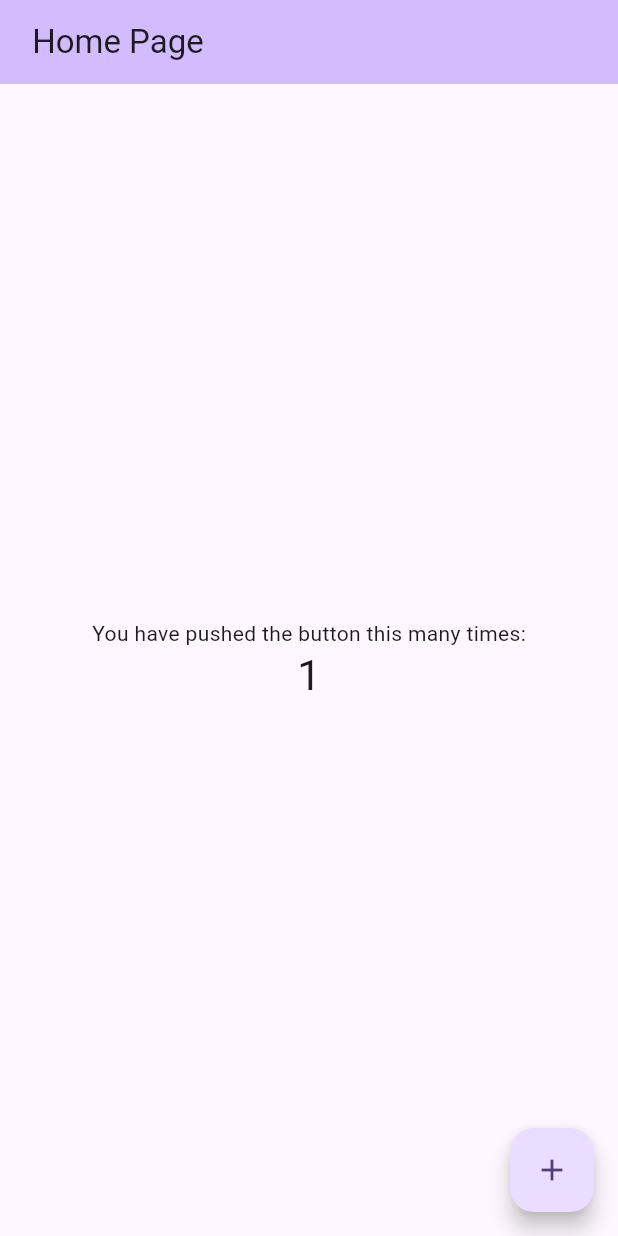
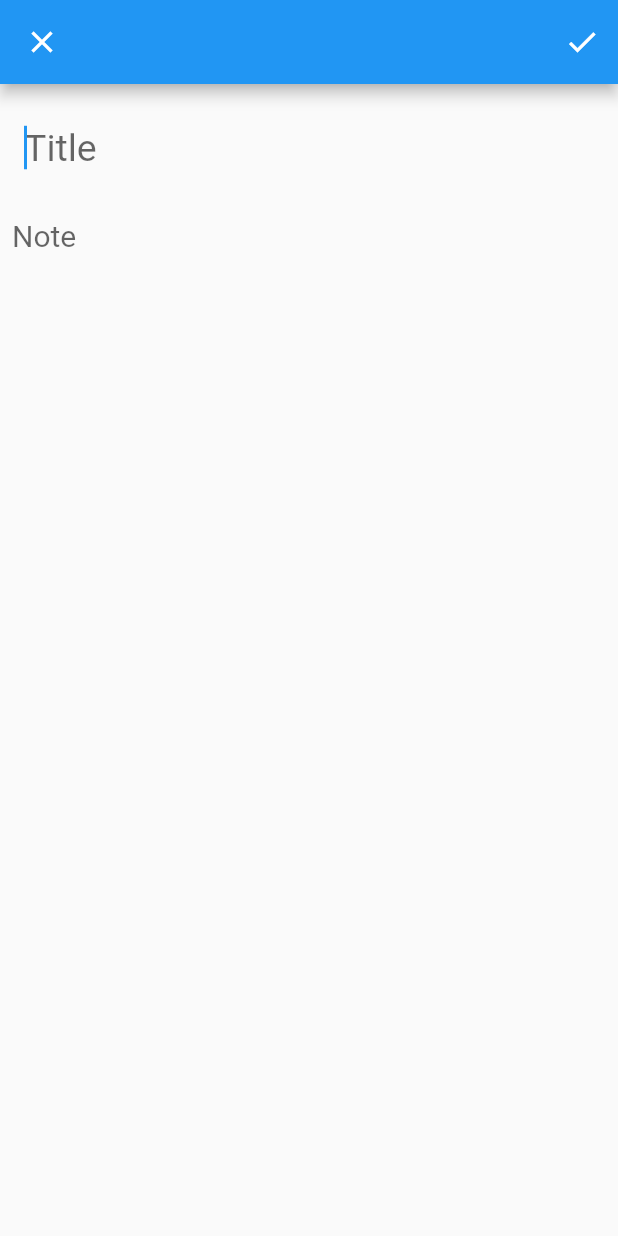
Before and after one commit to Uday-kiran9147/notes-nodejs, a Flutter app: the screen it shows after launch, after a tap on the "add" icon, on a phone screen of 412 x 824 dp. Run offline on Flutter 3.47's test engine with Material 2 defaults, Android fonts, the phone set to English and light mode, and no system bars.

Commit message:
complete frontend

```diff
--- /dev/null
+++ b/lib/Pages/add_newpage.dart
@@ -0,0 +1,79 @@
+import 'package:flutter/material.dart';
+import 'package:notes/models/note.dart';
+import 'package:notes/provider/notes_provider.dart';
+import 'package:provider/provider.dart';
+import 'package:uuid/uuid.dart';
+
+class AddNewNotePage extends StatefulWidget {
+  AddNewNotePage({super.key});
+
+  @override
+  State<AddNewNotePage> createState() => _AddNewNotePageState();
+}
+
+class _AddNewNotePageState extends State<AddNewNotePage> {
+  FocusNode noteFocus = FocusNode();
+
+  TextEditingController titleController = TextEditingController();
+
+  TextEditingController contentController = TextEditingController();
+
+  void addnewNote() {
+    Note newNote = Note(
+        id: Uuid().v1(),
+        userid: "udaykiran",
+        title: titleController.text,
+        content: contentController.text,
+        datetime: DateTime.now());
+
+    Provider.of<NoteProvider>(context, listen: false).addNote(newNote);
+    Navigator.pop(context);
+  }
+
+  @override
+  Widget build(BuildContext context) {
+    return Scaffold(
+      appBar: AppBar(
+        actions: [
+          IconButton(
+            icon: Icon(Icons.check),
+            onPressed: () => addnewNote(),
+          )
+        ],
+      ),
+      body: SafeArea(
+          child: Padding(
+        padding: EdgeInsets.all(8.0),
+        child: Column(
+          children: [
+            Padding(
+              padding: EdgeInsets.all(8.0),
+              child: TextField(
+                controller: titleController,
+                onSubmitted: (value) {
+                  if (value != '') {
+                    noteFocus.requestFocus();
+                  }
+                },
+                style: TextStyle(fontSize: 25),
+                autofocus: true, // keeps curser at title field by default
+                decoration: InputDecoration(
+                    border: InputBorder.none, hintText: "Title"),
+              ),
+            ),
+            Expanded(
+              child: TextField(
+                controller: contentController,
+                focusNode: noteFocus,
+                maxLines: null,
+                style: const TextStyle(fontSize: 20),
+                decoration: const InputDecoration(
+                    border: InputBorder.none, hintText: "Note"),
+              ),
+            )
+          ],
+        ),
+      )),
+    );
+  }
+}
--- /dev/null
+++ b/lib/Pages/home.dart
@@ -0,0 +1,72 @@
+import 'package:flutter/cupertino.dart';
+import 'package:flutter/material.dart';
+import 'package:notes/Pages/add_newpage.dart';
+import 'package:notes/provider/notes_provider.dart';
+import 'package:provider/provider.dart';
+
+import '../models/note.dart';
+
+class HomePage extends StatefulWidget {
+  const HomePage({super.key});
+
+  @override
+  State<HomePage> createState() => _HomePageState();
+}
+
+class _HomePageState extends State<HomePage> {
+  @override
+  Widget build(BuildContext context) {
+    return Consumer<NoteProvider>(
+      builder: (context, value, child) => Scaffold(
+        appBar: AppBar(
+          title: const Text("Notes /"),
+          centerTitle: true,
+        ),
+        body: GridView.builder(
+            gridDelegate:
+                SliverGridDelegateWithFixedCrossAxisCount(crossAxisCount: 2),
+            itemCount: value.notes.length,
+            itemBuilder: (context, index) {
+              Note CurrentNote = value.notes[index];
+              return Container(
+                padding: EdgeInsets.all(10),
+                margin: const EdgeInsets.all(5),
+                decoration: BoxDecoration(
+                    borderRadius: BorderRadius.circular(15),
+                    border: Border.all(color: Colors.grey, width: 2)),
+                child: Column(
+                  crossAxisAlignment: CrossAxisAlignment.start,
+                  children: [
+                    Text(
+                      value.notes[index].title!,
+                      maxLines: 1,
+                      overflow: TextOverflow.ellipsis,
+                      style:
+                          TextStyle(fontWeight: FontWeight.bold, fontSize: 20),
+                    ),
+                    SizedBox(
+                      height: 7,
+                    ),
+                    Text(value.notes[index].content!,
+                        overflow: TextOverflow.ellipsis,
+                        maxLines: 5,
+                        style: TextStyle(
+                            color: Colors.grey.shade700, fontSize: 18)),
+                  ],
+                ),
+              );
+            }),
+        floatingActionButton: FloatingActionButton(
+          onPressed: () => {
+            Navigator.push(
+                context,
+                CupertinoPageRoute(
+                    fullscreenDialog: true,
+                    builder: (context) => AddNewNotePage()))
+          },
+          child: const Icon(Icons.add),
+        ),
+      ),
+    );
+  }
+}
--- a/lib/main.dart
+++ b/lib/main.dart
@@ -1,89 +1,26 @@
 import 'package:flutter/material.dart';
+import 'package:provider/provider.dart';
+
+import 'Pages/home.dart';
+import 'provider/notes_provider.dart';
 
 void main() {
-  runApp(const MyApp());
+  runApp(MyApp());
 }
 
-class MyApp extends StatelessWidget {
+class MyApp extends StatefulWidget {
   const MyApp({super.key});
 
   @override
+  State<MyApp> createState() => _MyAppState();
+}
+
+class _MyAppState extends State<MyApp> {
+  @override
   Widget build(BuildContext context) {
-    return MaterialApp(
-      title: '',
-      theme: ThemeData(
-        colorScheme: ColorScheme.fromSeed(seedColor: Colors.deepPurple),
-        useMaterial3: true,
-      ),
-      home: const MyHomePage(title: ' Home Page'),
+    return MultiProvider(
+      providers: [ChangeNotifierProvider(create: (context) => NoteProvider())],
+      child: const MaterialApp(home: HomePage()),
     );
   }
 }
-
-class MyHomePage extends StatefulWidget {
-  const MyHomePage({super.key, required this.title});
-
-  final String title;
-
-  @override
-  State<MyHomePage> createState() => _MyHomePageState();
-}
-
-class _MyHomePageState extends State<MyHomePage> {
-  int _counter = 0;
-
-  void _incrementCounter() {
-    setState(() {
-      _counter++;
-    });
-  }
-
-  @override
-  Widget build(BuildContext context) {
-    return Scaffold(
-      appBar: AppBar(
-        // TRY THIS: Try changing the color here to a specific color (to
-        // Colors.amber, perhaps?) and trigger a hot reload to see the AppBar
-        // change color while the other colors stay the same.
-        backgroundColor: Theme.of(context).colorScheme.inversePrimary,
-        // Here we take the value from the MyHomePage object that was created by
-        // the App.build method, and use it to set our appbar title.
-        title: Text(widget.title),
-      ),
-      body: Center(
-        // Center is a layout widget. It takes a single child and positions it
-        // in the middle of the parent.
-        child: Column(
-          // Column is also a layout widget. It takes a list of children and
-          // arranges them vertically. By default, it sizes itself to fit its
-          // children horizontally, and tries to be as tall as its parent.
-          //
-          // Column has various properties to control how it sizes itself and
-          // how it positions its children. Here we use mainAxisAlignment to
-          // center the children vertically; the main axis here is the vertical
-          // axis because Columns are vertical (the cross axis would be
-          // horizontal).
-          //
-          // TRY THIS: Invoke "debug painting" (choose the "Toggle Debug Paint"
-          // action in the IDE, or press "p" in the console), to see the
-          // wireframe for each widget.
-          mainAxisAlignment: MainAxisAlignment.center,
-          children: <Widget>[
-            const Text(
-              'You have pushed the button this many times:',
-            ),
-            Text(
-              '$_counter',
-              style: Theme.of(context).textTheme.headlineMedium,
-            ),
-          ],
-        ),
-      ),
-      floatingActionButton: FloatingActionButton(
-        onPressed: _incrementCounter,
-        tooltip: 'Increment',
-        child: const Icon(Icons.add),
-      ), // This trailing comma makes auto-formatting nicer for build methods.
-    );
-  }
-}
--- /dev/null
+++ b/lib/models/note.dart
@@ -0,0 +1,36 @@
+// ignore_for_file: public_member_api_docs, sort_constructors_first
+class Note {
+  String? id;
+  String? userid;
+  String? title;
+  String? content;
+  DateTime? datetime;
+
+  Note({
+    this.id,
+    this.userid,
+    this.title,
+    this.content,
+    this.datetime,
+  });
+
+  factory Note.fromMap(Map<String, dynamic> map) {
+    return Note(
+        id: map["id"],
+        userid: map['userid'],
+        title: map['title'],
+        content: map['content'],
+        datetime: DateTime.tryParse(map['dateadded']));
+  }
+
+  //returns a map
+  Map<String, dynamic> toMap() {
+    return {
+      'id': id,
+      'userid': userid,
+      'title': title,
+      'content': content,
+      'datetime': datetime!.toIso8601String()
+    };
+  }
+}
--- /dev/null
+++ b/lib/provider/notes_provider.dart
@@ -0,0 +1,15 @@
+import 'package:flutter/cupertino.dart';
+
+import '../models/note.dart';
+
+class NoteProvider with ChangeNotifier {
+  List<Note> notes = [];
+
+  void addNote(Note note) {
+    notes.add(note);
+    notifyListeners();
+  }
+
+  void updateNote() {}
+  void deleteNote() {}
+}
--- a/pubspec.yaml
+++ b/pubspec.yaml
@@ -35,6 +35,8 @@ dependencies:
   # The following adds the Cupertino Icons font to your application.
   # Use with the CupertinoIcons class for iOS style icons.
   cupertino_icons: ^1.0.2
+  provider: ^6.0.5
+  uuid: ^3.0.7
 
 dev_dependencies:
   flutter_test:
@@ -45,7 +47,7 @@ dev_dependencies:
   # activated in the `analysis_options.yaml` file located at the root of your
   # package. See that file for information about deactivating specific lint
   # rules and activating additional ones.
-  flutter_lints: ^2.0.0
+  # flutter_lints: ^2.0.0
 
 # For information on the generic Dart part of this file, see the
 # following page: https://dart.dev/tools/pub/pubspec
```
Also changed, not shown: pubspec.lock, 1 other file.
